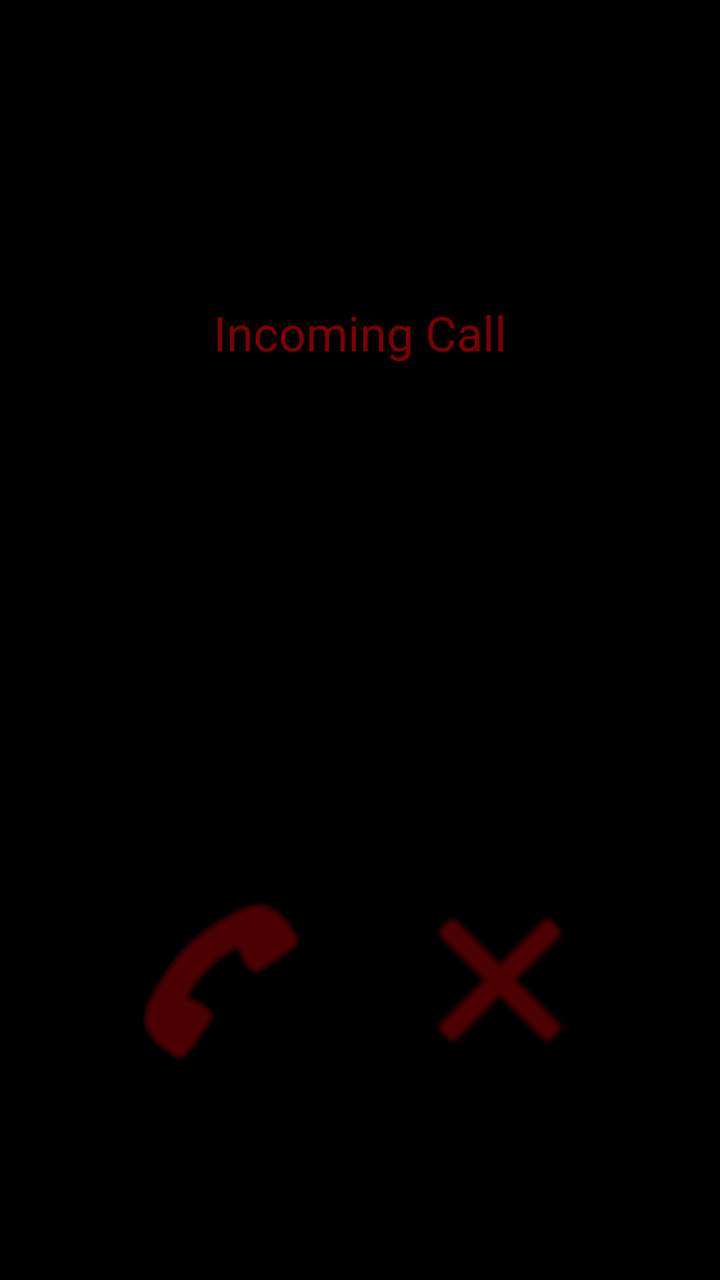
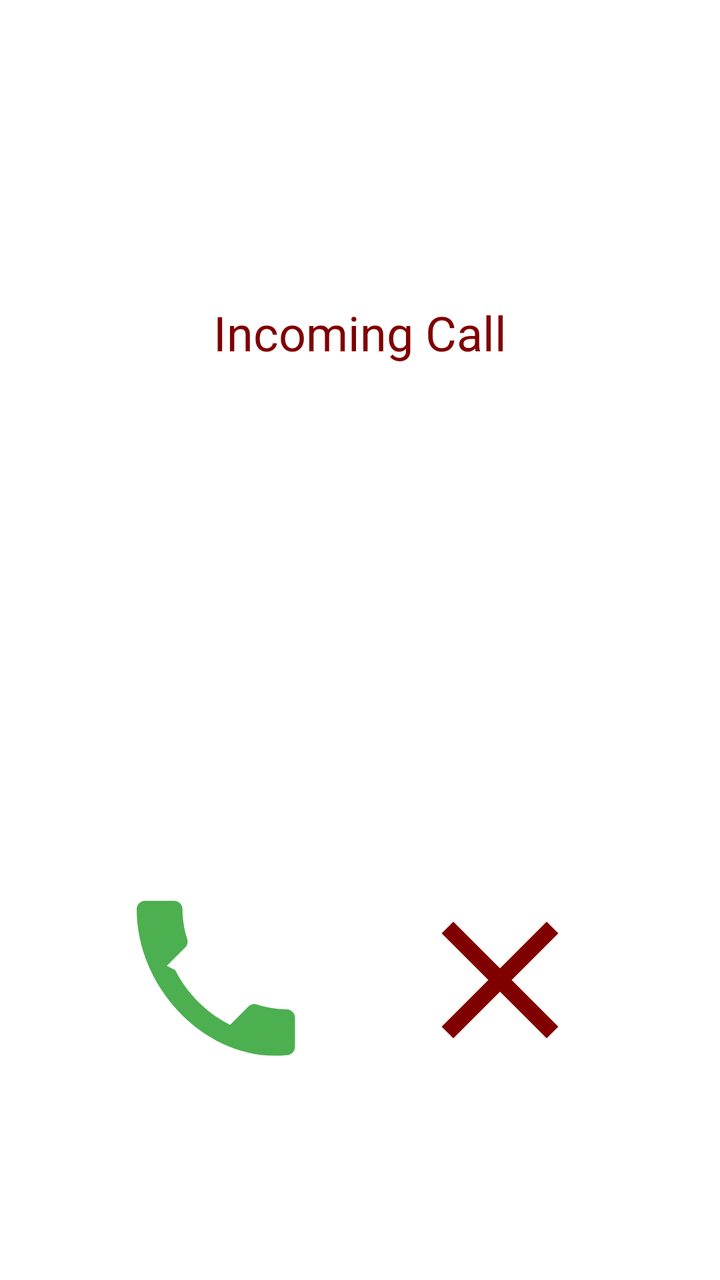

Before-and-after screenshots of an Android layout around one commit, followed by the original layout XML and the change that was made.
<!-- AndroidManifest.xml: application theme Theme.SemesterProject -->
<!-- res/layout/activity_incoming_call.xml -->
<RelativeLayout xmlns:android="http://schemas.android.com/apk/res/android"
    xmlns:app="http://schemas.android.com/apk/res-auto"
    android:layout_width="match_parent"
    android:layout_height="match_parent"
    android:background="#FF000000">

    <TextView
        android:id="@+id/tvCallerName"
        android:layout_width="wrap_content"
        android:layout_height="wrap_content"
        android:text="Incoming Call"
        android:textColor="@color/app_color"
        android:textSize="24sp"
        android:layout_centerHorizontal="true"
        android:layout_marginTop="150dp" />

    <ImageView
        android:id="@+id/btnAcceptCall"
        android:layout_width="100dp"
        android:layout_height="100dp"
        android:src="@android:drawable/ic_menu_call"
        android:layout_alignParentBottom="true"
        android:layout_marginBottom="100dp"
        android:layout_marginStart="60dp"
        android:layout_alignParentStart="true"
        android:contentDescription="Accept Call"
        app:tint="@color/app_color" />

    <ImageView
        android:id="@+id/btnDeclineCall"
        android:layout_width="100dp"
        android:layout_height="100dp"
        android:src="@android:drawable/ic_menu_close_clear_cancel"
        android:layout_alignParentBottom="true"
        android:layout_marginBottom="100dp"
        android:layout_marginEnd="60dp"
        android:layout_alignParentEnd="true"
        android:contentDescription="Decline Call"
        app:tint="@color/app_color" />

</RelativeLayout>
<!-- resources referenced by this layout -->
<resources>
  <color name="app_color">#800000</color>
  <style name="Theme.SemesterProject" parent="Base.Theme.SemesterProject" />
  <style name="Base.Theme.SemesterProject" parent="Theme.Material3.DayNight.NoActionBar">
          
          
      </style>
</resources>

<!-- the commit's change to res/layout/activity_incoming_call.xml (unified diff, before → after) -->
@@ -2,7 +2,7 @@
     xmlns:app="http://schemas.android.com/apk/res-auto"
     android:layout_width="match_parent"
     android:layout_height="match_parent"
-    android:background="#FF000000">
+    android:background="@color/white">
 
     <TextView
         android:id="@+id/tvCallerName"
@@ -18,19 +18,19 @@
         android:id="@+id/btnAcceptCall"
         android:layout_width="100dp"
         android:layout_height="100dp"
-        android:src="@android:drawable/ic_menu_call"
+        android:src="@drawable/ic_call"
         android:layout_alignParentBottom="true"
         android:layout_marginBottom="100dp"
         android:layout_marginStart="60dp"
         android:layout_alignParentStart="true"
         android:contentDescription="Accept Call"
-        app:tint="@color/app_color" />
+        app:tint="@color/green" />
 
     <ImageView
         android:id="@+id/btnDeclineCall"
         android:layout_width="100dp"
         android:layout_height="100dp"
-        android:src="@android:drawable/ic_menu_close_clear_cancel"
+        android:src="@drawable/ic_cancel_call"
         android:layout_alignParentBottom="true"
         android:layout_marginBottom="100dp"
         android:layout_marginEnd="60dp"
<!-- resource entries referenced after the edit -->
@@ -1,6 +1,29 @@
 <!-- resources referenced by this layout -->
 <resources>
   <color name="app_color">#800000</color>
+  <color name="green">#4CAF50</color>
+  <color name="white">#FFFFFFFF</color>
+  <!-- drawable ic_call (drawable) -->
+  <vector xmlns:android="http://schemas.android.com/apk/res/android"
+      android:width="24dp"
+      android:height="24dp"
+      android:viewportWidth="24"
+      android:viewportHeight="24">
+  
+      <path
+          android:fillColor="@color/white"
+          android:pathData="M6.62,10.79c1.44,2.83 3.76,5.15 6.59,6.59l2.2,-2.2c0.27,-0.27 0.67,-0.36 1.02,-0.24 1.12,0.37 2.33,0.57 3.57,0.57 0.55,0 1,0.45 1,1v3.5c0,0.55 -0.45,1 -1,1C10.75,22 2,13.25 2,3.5c0,-0.55 0.45,-1 1,-1H6.5c0.55,0 1,0.45 1,1 0,1.24 0.2,2.45 0.57,3.57 0.11,0.35 0.03,0.74 -0.25,1.02l-2.2,2.2z"/>
+  </vector>
+  <!-- drawable ic_cancel_call (drawable) -->
+  <vector xmlns:android="http://schemas.android.com/apk/res/android"
+      android:width="24dp"
+      android:height="24dp"
+      android:viewportWidth="960"
+      android:viewportHeight="960">
+    <path
+        android:pathData="m256,760 l-56,-56 224,-224 -224,-224 56,-56 224,224 224,-224 56,56 -224,224 224,224 -56,56 -224,-224 -224,224Z"
+        android:fillColor="@color/app_color"/>
+  </vector>
   <style name="Theme.SemesterProject" parent="Base.Theme.SemesterProject" />
   <style name="Base.Theme.SemesterProject" parent="Theme.Material3.DayNight.NoActionBar">
           
